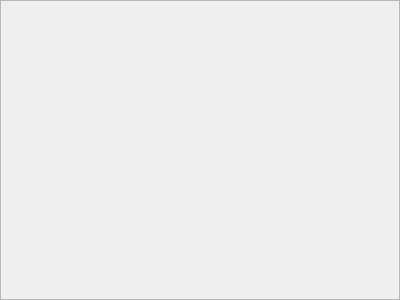
The window that Client/Plugins/Administration/UserFram.ui (freakyzoidberg/horus-edu) describes before a commit, drawn with Qt 5.
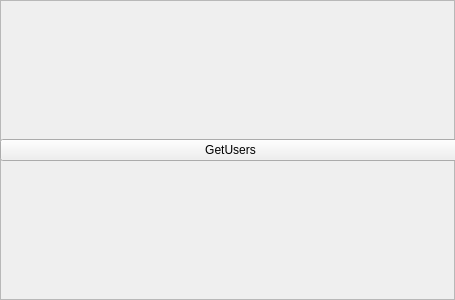
The same window after the commit.

```diff
--- a/Client/Plugins/Administration/UserFram.ui
+++ b/Client/Plugins/Administration/UserFram.ui
@@ -1,15 +1,12 @@
 <?xml version='1.0'?>
 <ui version="4.0" >
  <class>UserFram</class>
- <widget class="QFrame" name="UserFram" >
-  <property name="frameShadow" >
-   <enum>QFrame::Raised</enum>
-  </property>
-  <property name="geometry" >
+ <widget class="QFrame" name="UserFram">
+  <property name="geometry">
    <rect>
     <x>0</x>
     <y>0</y>
-    <width>400</width>
+    <width>455</width>
     <height>300</height>
    </rect>
   </property>
@@ -19,5 +16,30 @@
   <property name="windowTitle" >
    <string>Frame</string>
   </property>
+  <property name="frameShape">
+   <enum>QFrame::StyledPanel</enum>
+  </property>
+  <property name="frameShadow">
+   <enum>QFrame::Raised</enum>
+  </property>
+  <widget class="QWidget" name="gridLayoutWidget">
+   <property name="geometry">
+    <rect>
+     <x>0</x>
+     <y>0</y>
+     <width>461</width>
+     <height>301</height>
+    </rect>
+   </property>
+   <layout class="QGridLayout" name="userLayout">
+    <item row="0" column="0">
+     <widget class="QPushButton" name="GetUsers">
+      <property name="text">
+       <string>GetUsers</string>
+      </property>
+     </widget>
+    </item>
+   </layout>
+  </widget>
  </widget>
 </ui>
```
Left out of the diff: 11 changed lines with no effect on the pictures.
